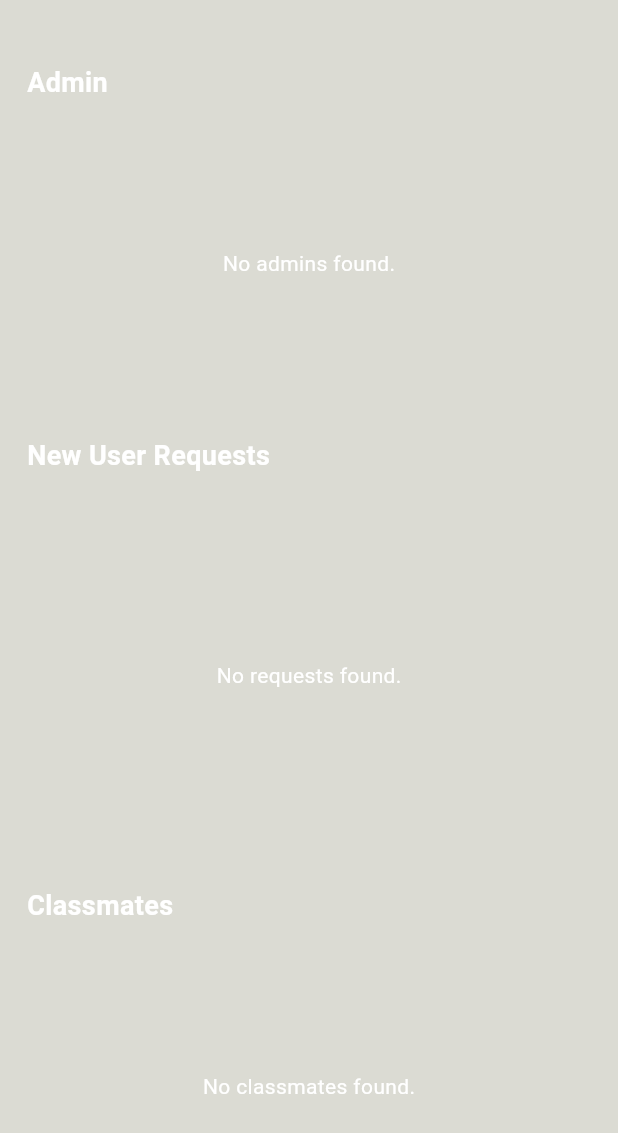
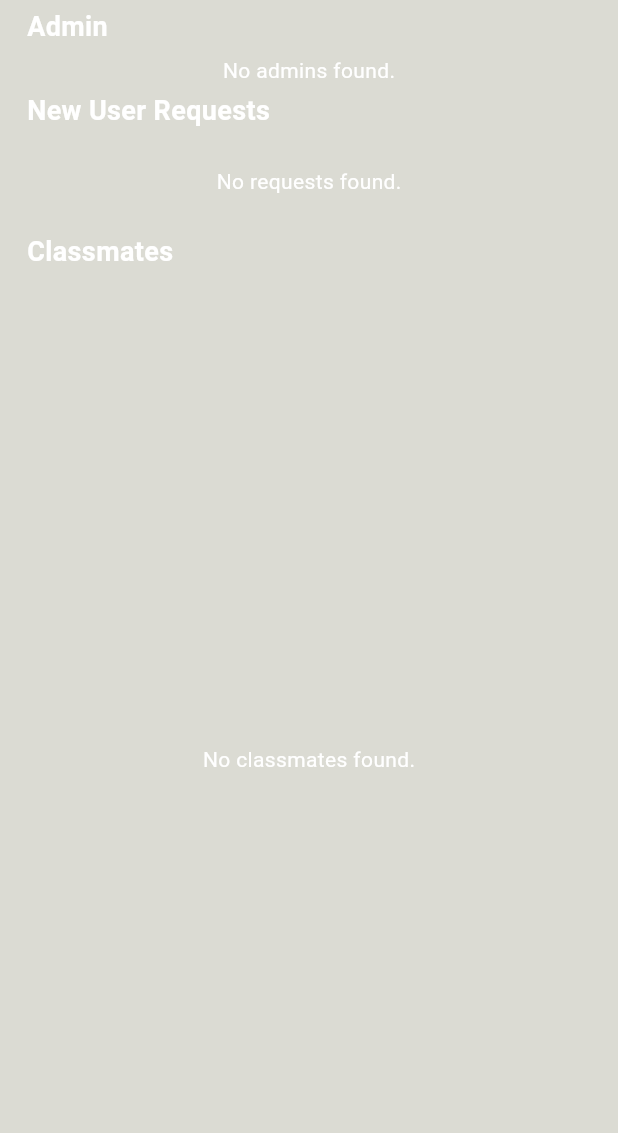
Before and after one commit to Imran-decoder/E-Learning-Platform, a Flutter app: the PeopleScreen screen opened directly, on a phone screen of 412 x 824 dp. Shown: the top 1133 px of the screen. Run offline on Flutter 3.47's test engine with Material 3 defaults, Android fonts, the phone set to English and light mode, and no system bars; our stand-ins replace cloud_firestore, firebase_auth, firebase_core, firebase_messaging, flutter_svg, google_fonts and 5 more; accounts and stored records are empty.

```diff
--- a/lib/main.dart
+++ b/lib/main.dart
@@ -19,6 +19,7 @@ import 'package:elearning/screens/chat_screen.dart';
 import 'package:elearning/screens/Admin/admin_dashboard_screen.dart';
 import 'package:firebase_messaging/firebase_messaging.dart';
 import 'firebase_options.dart';
+
 void main() async {
   WidgetsFlutterBinding.ensureInitialized();
   await Firebase.initializeApp(options: DefaultFirebaseOptions.currentPlatform);
--- a/lib/screens/Admin/people_screen.dart
+++ b/lib/screens/Admin/people_screen.dart
@@ -13,7 +13,7 @@ class PeopleScreen extends StatelessWidget {
       body: SafeArea(
         top: true,
         child: Padding(
-          padding: const EdgeInsets.only(top: 42.0, left: 18.0, right: 18.0),
+          padding: const EdgeInsets.only(top: 5.0, left: 18.0, right: 18.0),
           child: Column(
             crossAxisAlignment: CrossAxisAlignment.start,
             children: [
@@ -26,12 +26,11 @@ class PeopleScreen extends StatelessWidget {
                   fontWeight: FontWeight.bold,
                 ),
               ),
-              const SizedBox(height: 8),
-              Expanded(
-                child: StreamBuilder<QuerySnapshot>(
+              const SizedBox(height: 6),
+              StreamBuilder<QuerySnapshot>(
                 stream: FirebaseFirestore.instance
                     .collection('Users')
-                      .where('isAdmin', isEqualTo: true) // Fetch only admins
+                    .where('isAdmin', isEqualTo: true)
                     .snapshots(),
                 builder: (context, snapshot) {
                   if (snapshot.connectionState == ConnectionState.waiting) {
@@ -39,23 +38,28 @@ class PeopleScreen extends StatelessWidget {
                   }
                   if (!snapshot.hasData || snapshot.data!.docs.isEmpty) {
                     return const Center(
-                        child: Text("No admins found.", style: TextStyle(color: Colors.white)),
+                      child: Text("No admins found.",
+                          style: TextStyle(color: Colors.white)),
                     );
                   }
                   final admins = snapshot.data!.docs;
                   return ListView.builder(
+                    shrinkWrap: true, // List will take only the space it needs.
+                    physics: const NeverScrollableScrollPhysics(), // Prevent inner scrolling.
                     itemCount: admins.length,
                     itemBuilder: (context, index) {
                       final admin = admins[index];
-                        final name = admin['Profile']?['main']?['firstName'] ?? "Unknown";
+                      final name =
+                          admin['Profile']?['main']?['firstName'] ?? "Unknown";
                       final username = admin['userName'] ?? "No username";
-                        return _buildPersonTile(name, username: username, isAdmin: true);
+                      return _buildPersonTile(name,
+                          username: username, isAdmin: true);
                     },
                   );
                 },
               ),
-              ),
-              const SizedBox(height: 16),
+              const SizedBox(height: 4), // Reduced spacing between sections
+
               // New User Requests Section (only pending requests)
               const Text(
                 "New User Requests",
@@ -67,7 +71,8 @@ class PeopleScreen extends StatelessWidget {
               ),
               const SizedBox(height: 8),
               _buildNewUserRequests(context),
-              const SizedBox(height: 16),
+              const SizedBox(height: 8), // Reduced gap between requests and classmates
+
               // Classmates Section (Non-admin users)
               const Text(
                 "Classmates",
@@ -90,7 +95,8 @@ class PeopleScreen extends StatelessWidget {
                     }
                     if (!snapshot.hasData || snapshot.data!.docs.isEmpty) {
                       return const Center(
-                        child: Text("No classmates found.", style: TextStyle(color: Colors.white)),
+                        child: Text("No classmates found.",
+                            style: TextStyle(color: Colors.white)),
                       );
                     }
                     final students = snapshot.data!.docs;
@@ -98,11 +104,14 @@ class PeopleScreen extends StatelessWidget {
                       itemCount: students.length,
                       itemBuilder: (context, index) {
                         final student = students[index];
-                        final name = student['Profile']?['main']?['firstName'] ?? "Unknown";
+                        final name = student['Profile']?['main']
+                                ?['firstName'] ??
+                            "Unknown";
                         final username = student['userName'] ?? "No username";
                         final userId = student.id;
                         return GestureDetector(
-                          onTap: () => _showRequestDialog(context, name, userId),
+                          onTap: () =>
+                              _showRequestDialog(context, name, userId),
                           child: _buildPersonTile(name, username: username),
                         );
                       },
@@ -118,36 +127,40 @@ class PeopleScreen extends StatelessWidget {
   }
 
   /// Builds the "New User Requests" section using real-time Firestore data.
+  /// The container height is set to 250 when there are requests; otherwise, it sizes itself.
   Widget _buildNewUserRequests(BuildContext context) {
-    return Container(
-      height: 250, // Increased height for better visibility
-      padding: const EdgeInsets.all(16),
-      decoration: BoxDecoration(
-        color: Colors.grey[950],
-        borderRadius: BorderRadius.circular(12),
-      ),
-      child: StreamBuilder<QuerySnapshot>(
+    return StreamBuilder<QuerySnapshot>(
       stream: FirebaseFirestore.instance
           .collection('requests')
           .where('allotted', isEqualTo: false)
           .snapshots(),
       builder: (context, snapshot) {
+        double? containerHeight;
+        Widget content;
+
         if (snapshot.hasError) {
-            return Center(
-                child: Text("Error: ${snapshot.error}",
-                    style: const TextStyle(color: Colors.white)));
-          }
-          if (snapshot.connectionState == ConnectionState.waiting) {
-            return const Center(child: CircularProgressIndicator());
-          }
+          content = Center(
+            child: Text(
+              "Error: ${snapshot.error}",
+              style: const TextStyle(color: Colors.white),
+            ),
+          );
+        } else if (snapshot.connectionState == ConnectionState.waiting) {
+          content = const Center(child: CircularProgressIndicator());
+        } else {
           final requestDocs = snapshot.data?.docs ?? [];
           if (requestDocs.isEmpty) {
-            return const Center(child: Text("No requests found.", style: TextStyle(color: Colors.white)));
-          }
-          return ListView.builder(
+            content = const Center(
+              child: Text(
+                "No requests found.",
+                style: TextStyle(color: Colors.white),
+              ),
+            );
+            containerHeight = null;
+          } else {
+            content = ListView.builder(
               itemCount: requestDocs.length,
               itemBuilder: (context, index) {
-              // Get document data and id.
                 final doc = requestDocs[index];
                 final data = doc.data() as Map<String, dynamic>;
                 final String userId = data['userId'] ?? 'Unknown';
@@ -155,13 +168,26 @@ class PeopleScreen extends StatelessWidget {
                 final String email = data['email'] ?? 'Unknown';
                 final bool allotted = data['allotted'] ?? false;
                 return Padding(
-                padding: const EdgeInsets.symmetric(vertical: 8.0),
-                child: _buildRequestTile(context, doc.id, userId, courseId, allotted, email),
+                  padding: const EdgeInsets.symmetric(vertical: 6.0),
+                  child: _buildRequestTile(
+                      context, doc.id, userId, courseId, allotted, email),
                 );
               },
             );
+            containerHeight = 250;
+          }
+        }
+
+        return Container(
+          height: containerHeight,
+          padding: const EdgeInsets.all(16),
+          decoration: BoxDecoration(
+            color: Colors.grey[950],
+            borderRadius: BorderRadius.circular(12),
+          ),
+          child: content,
+        );
       },
-      ),
     );
   }
 
@@ -181,7 +207,7 @@ Future<void> enrollUserInCourse(String userId, String courseId) async {
       // Build a map where each task ID is set to false.
       final Map<String, dynamic> tasksMap = {};
       for (var taskDoc in tasksSnapshot.docs) {
-      tasksMap[taskDoc.id] = false; // Initialize each task as false.
+        tasksMap[taskDoc.id] = false;
       }
 
       // Create or update the enrolled course document under the user's subcollection.
@@ -198,7 +224,8 @@ Future<void> enrollUserInCourse(String userId, String courseId) async {
     }
   }
 
-Widget _buildRequestTile(BuildContext context, String requestId, String userId, String courseId, bool allotted, String email) {
+  Widget _buildRequestTile(BuildContext context, String requestId, String userId,
+      String courseId, bool allotted, String email) {
     return FutureBuilder<Map<String, String>>(
       future: _getUserAndCourseInfo(userId, courseId),
       builder: (context, snapshot) {
@@ -206,7 +233,9 @@ Widget _buildRequestTile(BuildContext context, String requestId, String userId,
           return const Center(child: CircularProgressIndicator());
         }
         if (snapshot.hasError) {
-        return Center(child: Text('Error: ${snapshot.error}', style: const TextStyle(color: Colors.white)));
+          return Center(
+              child: Text('Error: ${snapshot.error}',
+                  style: const TextStyle(color: Colors.white)));
         }
         final data = snapshot.data!;
         final username = data['username']!;
@@ -218,7 +247,7 @@ Widget _buildRequestTile(BuildContext context, String requestId, String userId,
             borderRadius: BorderRadius.circular(12),
           ),
           child: Padding(
-          padding: const EdgeInsets.all(12.0),
+            padding: const EdgeInsets.all(8.0),
             child: Column(
               crossAxisAlignment: CrossAxisAlignment.start,
               children: [
@@ -230,7 +259,7 @@ Widget _buildRequestTile(BuildContext context, String requestId, String userId,
                   "Course: $courseTitle",
                   style: const TextStyle(color: Colors.white70),
                 ),
-              const SizedBox(height: 8),
+                const SizedBox(height: 5),
                 Row(
                   mainAxisAlignment: MainAxisAlignment.end,
                   children: [
@@ -243,7 +272,8 @@ Widget _buildRequestTile(BuildContext context, String requestId, String userId,
                               .doc(requestId)
                               .update({'allotted': true});
                           ScaffoldMessenger.of(context).showSnackBar(
-                          const SnackBar(content: Text("Request approved and user enrolled.")),
+                            const SnackBar(
+                                content: Text("Request approved and user enrolled.")),
                           );
                         } catch (e) {
                           print("Error approving request: $e");
@@ -255,7 +285,8 @@ Widget _buildRequestTile(BuildContext context, String requestId, String userId,
                       style: ElevatedButton.styleFrom(
                         backgroundColor: Colors.green,
                       ),
-                    child: const Text('Approve', style: TextStyle(color: Colors.white)),
+                      child: const Text('Approve',
+                          style: TextStyle(color: Colors.white)),
                     ),
                     const SizedBox(width: 8),
                     ElevatedButton(
@@ -278,7 +309,8 @@ Widget _buildRequestTile(BuildContext context, String requestId, String userId,
                       style: ElevatedButton.styleFrom(
                         backgroundColor: Colors.red,
                       ),
-                    child: const Text('Reject', style: TextStyle(color: Colors.white)),
+                      child: const Text('Reject',
+                          style: TextStyle(color: Colors.white)),
                     ),
                   ],
                 ),
@@ -290,16 +322,23 @@ Widget _buildRequestTile(BuildContext context, String requestId, String userId,
     );
   }
 
-
   /// Helper method that fetches the username and course title based on the userId and courseId.
-  /// It assumes that the Users document has a 'userName' field and
-  /// the Courses document has a 'title' field.
   Future<Map<String, String>> _getUserAndCourseInfo(String userId, String courseId) async {
-  final userDoc = await FirebaseFirestore.instance.collection('Users').doc(userId).get();
-  final courseDoc = await FirebaseFirestore.instance.collection('Courses').doc(courseId).get();
-  final username = userDoc.exists ? (userDoc.data()?['userName'] ?? 'Unknown User') : 'Unknown User';
-  final courseTitle = courseDoc.exists ? (courseDoc.data()?['title'] ?? 'Unknown Course') : 'Unknown Course';
-  final email = userDoc.exists ? (userDoc.data()?['email'] ?? 'Unknown Email') : 'Unknown Email';
+    final userDoc =
+        await FirebaseFirestore.instance.collection('Users').doc(userId).get();
+    final courseDoc = await FirebaseFirestore.instance
+        .collection('Courses')
+        .doc(courseId)
+        .get();
+    final username = userDoc.exists
+        ? (userDoc.data()?['userName'] ?? 'Unknown User')
+        : 'Unknown User';
+    final courseTitle = courseDoc.exists
+        ? (courseDoc.data()?['title'] ?? 'Unknown Course')
+        : 'Unknown Course';
+    final email = userDoc.exists
+        ? (userDoc.data()?['email'] ?? 'Unknown Email')
+        : 'Unknown Email';
     return {'username': username, 'courseTitle': courseTitle, 'email': email};
   }
 
@@ -316,10 +355,13 @@ Future<Map<String, String>> _getUserAndCourseInfo(String userId, String courseId
             onPressed: () async {
               try {
                 // Update the user's document to set isAdmin to true.
-                await FirebaseFirestore.instance.collection('Users').doc(userId).update({
+                await FirebaseFirestore.instance
+                    .collection('Users')
+                    .doc(userId)
+                    .update({
                   'isAdmin': true,
                 });
-                Navigator.of(context).pop(); // Close the dialog
+                Navigator.of(context).pop();
                 ScaffoldMessenger.of(context).showSnackBar(
                   const SnackBar(content: Text("User promoted to admin.")),
                 );
@@ -334,7 +376,7 @@ Future<Map<String, String>> _getUserAndCourseInfo(String userId, String courseId
           ),
           TextButton(
             onPressed: () {
-              Navigator.of(context).pop(); // Cancel and close the dialog
+              Navigator.of(context).pop();
             },
             child: const Text('Cancel', style: TextStyle(color: Colors.red)),
           ),
@@ -369,6 +411,7 @@ Future<Map<String, String>> _getUserAndCourseInfo(String userId, String courseId
       ),
     );
   }
+
   /// Builds a person tile that shows a user's username and email.
   Widget _buildPersonRequestTile(String name, String email, {required String username, bool isAdmin = false}) {
     return ListTile(
```
Also changed, not shown: lib/screens/dashboard_screen.dart (+34 -17 lines). Lines whose indentation alone changed are shown as unchanged.
